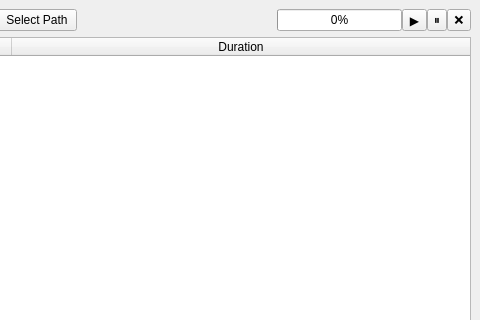
reza-rezvani2052/VidMeter, file mainwindow.ui: the form before one commit; both pictures show x 98 to 578 and y 0 to 320 of the 578 by 525 pixel window.
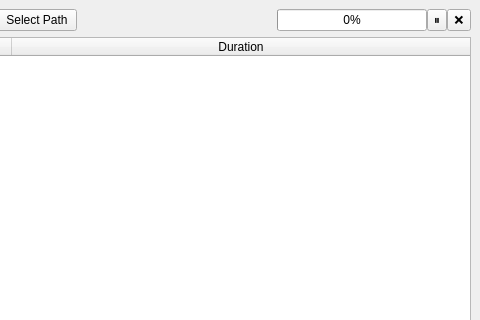
The form after the commit.

What changed in the file:
```diff
--- a/mainwindow.ui
+++ b/mainwindow.ui
@@ -60,23 +60,7 @@
          </widget>
         </item>
         <item>
-         <widget class="QToolButton" name="btnResumeProcess">
-          <property name="sizePolicy">
-           <sizepolicy hsizetype="Fixed" vsizetype="Minimum">
-            <horstretch>0</horstretch>
-            <verstretch>0</verstretch>
-           </sizepolicy>
-          </property>
-          <property name="toolTip">
-           <string>ادامه</string>
-          </property>
-          <property name="text">
-           <string>▶️</string>
-          </property>
-         </widget>
-        </item>
-        <item>
-         <widget class="QToolButton" name="btnPauseProcess">
+         <widget class="QToolButton" name="btnPauseResume">
           <property name="sizePolicy">
            <sizepolicy hsizetype="Fixed" vsizetype="Minimum">
             <horstretch>0</horstretch>
```
Left out of the diff: 4 changed lines with no effect on the pictures.
